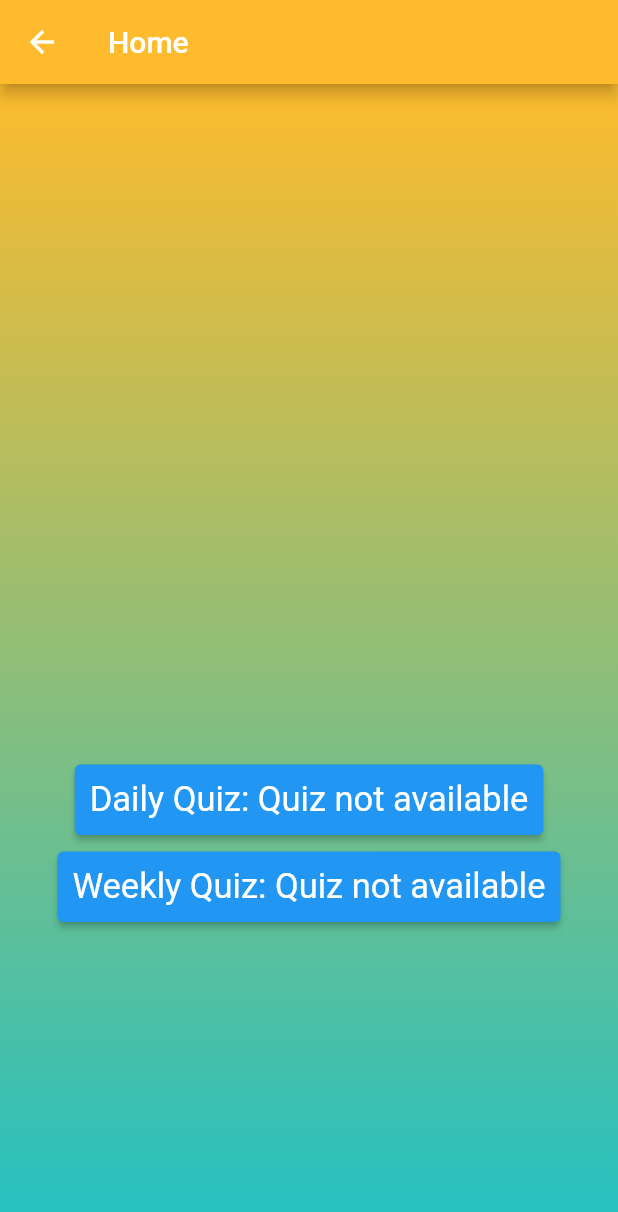
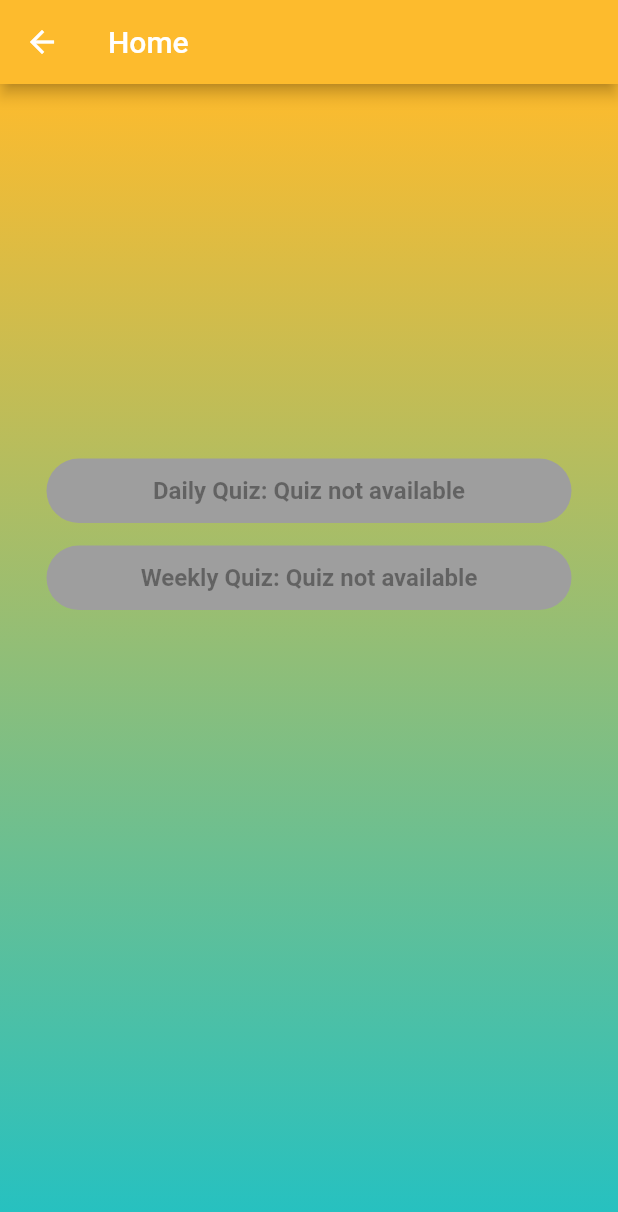
Before and after one commit to Kathurjan/elosystem, a Flutter app: the QuizSelection screen opened directly, on a phone screen of 412 x 824 dp. Shown: the top 1212 px of the screen. Run offline on Flutter 3.47's test engine with Material 2 defaults, Android fonts, the light colour scheme and no system bars; our stand-ins replace cloud_firestore, firebase_auth, firebase_core, firebase_storage, image_picker, qr_flutter; missing offline and left inert: qr_code_scanner; accounts and stored records are empty.

Commit message:
FULLY WORKING QUIZ FUNCTION! FINALLY!

```diff
--- a/lib/reusable_widgets/resuable_widgets.dart
+++ b/lib/reusable_widgets/resuable_widgets.dart
@@ -176,7 +176,8 @@ QuizTextFields(TextEditingController controller, String hintText, String labelTe
   );
 }
 
-final ButtonStyle QuizeButtonStyle = ButtonStyle(
+final ButtonStyle QuizButtonStyle = ButtonStyle(
+
     backgroundColor: MaterialStateProperty
         .resolveWith<Color>(
           (Set<MaterialState> states) {
--- a/lib/screens/quizScreens/QuestionaireListScreen.dart
+++ b/lib/screens/quizScreens/QuestionaireListScreen.dart
@@ -90,7 +90,7 @@ class _QuestionnaireListScreenState extends State<QuestionnaireListScreen> {
                           }
                         });
                       },
-                      style: QuizeButtonStyle,
+                      style: QuizButtonStyle,
                       child: Text(
                         "Make a new questionnaire",
                         style: TextStyle(
--- a/lib/screens/quizScreens/quizCreationScreen.dart
+++ b/lib/screens/quizScreens/quizCreationScreen.dart
@@ -337,7 +337,7 @@ class _QuizCreationState extends State<QuizCreation> {
                                   onPressed: () async {
                                     finishQuestionnaire(context);
                                   },
-                                  style: QuizeButtonStyle,
+                                  style: QuizButtonStyle,
                                   child: Text(
                                     "Finish the questionaire",
                                     style: TextStyle(
--- a/lib/screens/quizScreens/quizSelection.dart
+++ b/lib/screens/quizScreens/quizSelection.dart
@@ -18,17 +18,26 @@ class QuizSelection extends StatefulWidget {
 
 class _QuizSelectionState extends State<QuizSelection> {
   AuthService authService = AuthService.instance();
-
   Map<String, String>? dailyQuiz;
   Map<String, String>? weeklyQuiz;
   Questionnaire? questionnaire;
+  bool isDailyQuizAvailable = false;
+  bool isWeeklyQuizAvailable = false;
 
   Future<void> fetchDailyQuiz() async {
     dailyQuiz = await QuestionnaireService().getWeeklyOrDaily("dailyQuiz");
+    dailyQuiz ??= {"": "Quiz not available"};
+    setState(() {
+      isDailyQuizAvailable = dailyQuiz != null;
+    });
+  }
+
+  Future<void> fetchWeeklyQuiz() async{
     weeklyQuiz = await QuestionnaireService().getWeeklyOrDaily("weeklyQuiz");
-
-    dailyQuiz ??= {"": "Quiz not available"};
     weeklyQuiz ??= {"": "Quiz not available"};
+    setState(() {
+      isWeeklyQuizAvailable = weeklyQuiz != null;
+    });
   }
 
   Future<void> fetchSelectedQuestionaire(String uId) async {
@@ -39,15 +48,16 @@ class _QuizSelectionState extends State<QuizSelection> {
   void initState() {
     super.initState();
     fetchDailyQuiz();
+    fetchWeeklyQuiz();
   }
 
-  void navigateToQuizScreen(String uId) {
+  void navigateToQuizScreen(String uId, String type) {
     fetchSelectedQuestionaire(uId);
     if (questionnaire != null) {
       Navigator.push(
         context,
         SlideAnimationRoute(
-          child: QuizScreen(questionnaire: questionnaire!),
+          child: QuizScreen(questionnaire: questionnaire!, type: type),
           slideRight: true,
         ),
       );
@@ -56,8 +66,6 @@ class _QuizSelectionState extends State<QuizSelection> {
 
   @override
   Widget build(BuildContext context) {
-    bool isDailyQuizAvailable = dailyQuiz != null;
-    bool isWeeklyQuizAvailable = weeklyQuiz != null;
 
     return Scaffold(
       appBar: AppBar(
@@ -99,26 +107,34 @@ class _QuizSelectionState extends State<QuizSelection> {
                 return Stack(
                   children: <Widget>[
                     Positioned(
-                      top: MediaQuery.of(context).size.height * 0.55,
+                      top: MediaQuery.of(context).size.height * 0.30,
                       left: 0,
                       right: 0,
                       child: Column(
                         children: [
-                          IgnorePointer(
-                            ignoring: !isDailyQuizAvailable,
-                            child: RoutingButton(
-                              "Daily Quiz: ${dailyQuiz != null ? dailyQuiz!.values.first : 'Quiz not available'}",
-                              context,
-                                  () => navigateToQuizScreen(dailyQuiz!.keys.last),
+                          SizedBox(
+                            width: 350,
+                            child: ElevatedButton(
+                              onPressed: isDailyQuizAvailable
+                                  ? () => navigateToQuizScreen(dailyQuiz!.keys.last, "day")
+                                  : null,
+                              style: QuizButtonStyle,
+                              child: Text(
+                                "Daily Quiz: ${dailyQuiz != null ? dailyQuiz!.values.first : 'Quiz not available'}",
+                              ),
                             ),
                           ),
                           const SizedBox(width: 10.0, height: 10.0),
-                          IgnorePointer(
-                            ignoring: !isWeeklyQuizAvailable,
-                            child: RoutingButton(
-                              "Weekly Quiz: ${weeklyQuiz != null ? weeklyQuiz!.values.first : 'Quiz not available'}",
-                              context,
-                                  () => navigateToQuizScreen(weeklyQuiz!.keys.first),
+                          SizedBox(
+                            width: 350,
+                            child: ElevatedButton(
+                              onPressed: isWeeklyQuizAvailable
+                                  ? () => navigateToQuizScreen(weeklyQuiz!.keys.first, "week")
+                                  : null,
+                              style: QuizButtonStyle,
+                              child: Text(
+                                "Weekly Quiz: ${weeklyQuiz != null ? weeklyQuiz!.values.first : 'Quiz not available'}",
+                              ),
                             ),
                           ),
                         ],
```
Also changed, not shown: lib/screens/quizScreens/quizScreen.dart (+31 -1 lines), lib/utils/fire_service/questionairService.dart (+35 -15 lines).
